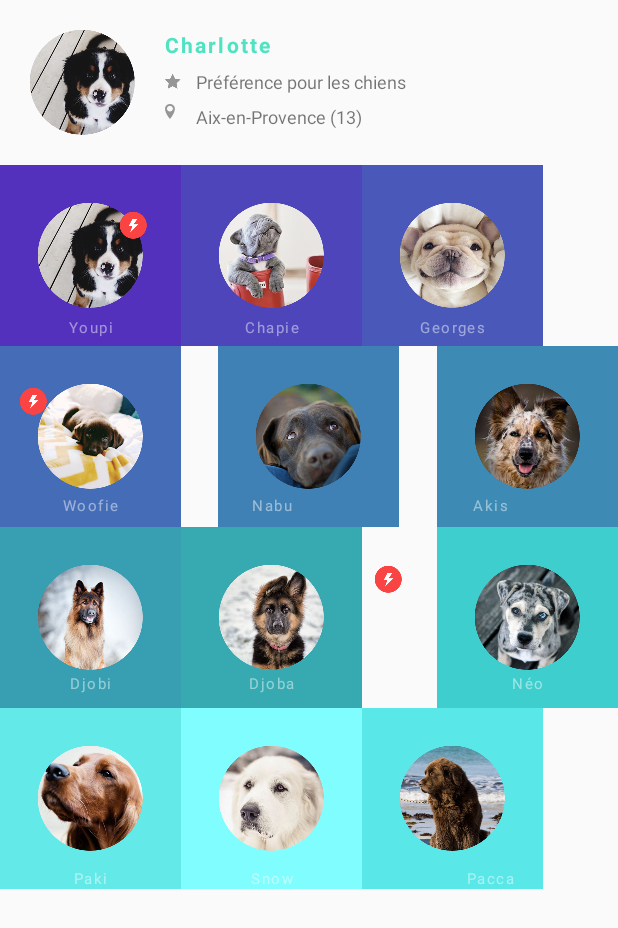
After one commit to ClaireCanella/MobileProjectSPAE06, an Android app: the UserDogProfile screen opened directly, with no data from a screen before it, on a phone screen of 412 x 824 dp. The commit adds this screen. Shown: the top 928 px of the screen. Run offline under Robolectric (Android 15) with nearby library versions, the phone set to English and light mode, and no system bars.

Commit message:
beginning inte user_dog_profile

```diff
--- /dev/null
+++ b/app/src/main/java/com/claire/mobileprojectspae06/UI/activities/UserDogProfile.java
@@ -0,0 +1,20 @@
+package com.claire.mobileprojectspae06.UI.activities;
+
+import android.os.Bundle;
+import android.support.design.widget.FloatingActionButton;
+import android.support.design.widget.Snackbar;
+import android.support.v7.app.AppCompatActivity;
+import android.support.v7.widget.Toolbar;
+import android.view.View;
+
+import com.claire.mobileprojectspae06.R;
+
+public class UserDogProfile extends AppCompatActivity {
+
+    @Override
+    protected void onCreate(Bundle savedInstanceState) {
+        super.onCreate(savedInstanceState);
+        setContentView(R.layout.activity_user_dog_profile);
+    }
+
+}
--- /dev/null
+++ b/app/src/main/res/layout/activity_user_dog_profile.xml
@@ -0,0 +1,14 @@
+<?xml version="1.0" encoding="utf-8"?>
+<android.support.design.widget.CoordinatorLayout xmlns:android="http://schemas.android.com/apk/res/android"
+    xmlns:app="http://schemas.android.com/apk/res-auto"
+    xmlns:tools="http://schemas.android.com/tools"
+    android:layout_width="match_parent"
+    android:layout_height="match_parent"
+    android:fitsSystemWindows="true"
+    android:background="#fafafa"
+    tools:context=".UI.activities.UserDogProfile">
+
+    <include layout="@layout/content_user_dog_profile" />
+
+
+</android.support.design.widget.CoordinatorLayout>
--- /dev/null
+++ b/app/src/main/res/layout/content_user_dog_profile.xml
@@ -0,0 +1,452 @@
+<?xml version="1.0" encoding="utf-8"?>
+<RelativeLayout xmlns:android="http://schemas.android.com/apk/res/android"
+    xmlns:app="http://schemas.android.com/apk/res-auto"
+    xmlns:tools="http://schemas.android.com/tools"
+    android:layout_width="match_parent"
+    android:layout_height="match_parent"
+    app:layout_behavior="@string/appbar_scrolling_view_behavior"
+    tools:context=".UI.activities.UserDogProfile"
+    tools:showIn="@layout/activity_user_dog_profile">
+
+
+    <android.support.v4.widget.NestedScrollView
+        android:layout_width="wrap_content"
+        android:layout_height="wrap_content">
+
+        <RelativeLayout
+            android:layout_width="wrap_content"
+            android:layout_height="wrap_content">
+
+            <ImageView
+                android:id="@+id/username"
+                android:layout_width="wrap_content"
+                android:layout_height="wrap_content"
+                android:layout_margin="20dp"
+                android:src="@drawable/img_youpi" />
+
+            <TextView
+                android:id="@+id/textView3"
+                android:layout_width="wrap_content"
+                android:layout_height="wrap_content"
+                android:layout_alignTop="@+id/username"
+                android:layout_toEndOf="@+id/username"
+                android:layout_toRightOf="@+id/username"
+                android:letterSpacing="0.1"
+                android:text="@string/username1"
+                android:textColor="@color/colorApp"
+                android:textStyle="bold" />
+
+            <!-- pet's preference -->
+            <ImageView
+                android:id="@+id/imageView"
+                android:layout_width="wrap_content"
+                android:layout_height="wrap_content"
+                android:layout_below="@+id/textView3"
+                android:layout_marginTop="10dp"
+                android:layout_toEndOf="@+id/username"
+                android:layout_toRightOf="@+id/username"
+                android:src="@drawable/pref" />
+
+            <TextView
+                android:id="@+id/favoritepet"
+                android:layout_width="wrap_content"
+                android:layout_height="wrap_content"
+                android:layout_alignBottom="@+id/imageView"
+                android:layout_marginBottom="-3dp"
+                android:layout_marginLeft="10dp"
+                android:layout_marginStart="10dp"
+                android:layout_toEndOf="@+id/imageView"
+                android:layout_toRightOf="@+id/imageView"
+                android:text="@string/favoritedog"
+                android:textSize="12sp" />
+
+
+            <!-- user location -->
+            <ImageView
+                android:id="@+id/imageViewLocation"
+                android:layout_width="wrap_content"
+                android:layout_height="wrap_content"
+                android:layout_below="@+id/favoritepet"
+                android:layout_marginTop="10dp"
+                android:layout_toEndOf="@+id/username"
+                android:layout_toRightOf="@+id/username"
+                android:src="@drawable/location_user" />
+
+            <TextView
+                android:id="@+id/userlocation"
+                android:layout_width="wrap_content"
+                android:layout_height="wrap_content"
+                android:layout_alignLeft="@+id/favoritepet"
+                android:layout_alignStart="@+id/favoritepet"
+                android:layout_alignTop="@+id/imageViewLocation"
+                android:text="@string/userlocation"
+                android:textSize="12sp" />
+
+
+            <!-- PET1 -->
+            <ImageView
+                android:id="@+id/pet1"
+                android:layout_width="wrap_content"
+                android:layout_height="wrap_content"
+                android:layout_alignParentLeft="true"
+                android:layout_alignParentStart="true"
+                android:layout_below="@+id/username"
+                android:background="@color/bgpet1"
+                android:padding="25dp"
+                android:src="@drawable/img_youpi" />
+
+            <ImageView
+                android:layout_width="wrap_content"
+                android:layout_height="wrap_content"
+                android:src="@drawable/notif_urgent"
+                android:layout_marginTop="31dp"
+                android:layout_alignTop="@+id/pet1"
+                android:layout_toLeftOf="@+id/imageViewLocation"
+                android:layout_toStartOf="@+id/imageViewLocation"
+                android:layout_marginRight="12dp"
+                android:layout_marginEnd="12dp"
+                android:id="@+id/imageView2" />
+
+            <TextView
+                android:id="@+id/petname1"
+                android:layout_width="wrap_content"
+                android:layout_height="wrap_content"
+                android:layout_alignBottom="@+id/pet1"
+                android:layout_alignEnd="@+id/pet1"
+                android:layout_alignParentLeft="true"
+                android:layout_alignParentStart="true"
+                android:layout_alignRight="@+id/pet1"
+                android:layout_marginBottom="5dp"
+                android:letterSpacing="0.1"
+                android:text="@string/petname1"
+                android:textAlignment="center"
+                android:textColor="@color/white_opacity"
+                android:textSize="10sp" />
+
+
+            <!-- PET2 -->
+            <ImageView
+                android:id="@+id/pet2"
+                android:layout_width="wrap_content"
+                android:layout_height="wrap_content"
+                android:layout_alignTop="@+id/pet1"
+                android:layout_toEndOf="@+id/pet1"
+                android:layout_toRightOf="@+id/pet1"
+                android:background="@color/bgpet2"
+                android:padding="25dp"
+                android:src="@drawable/img_chapie" />
+
+            <TextView
+                android:id="@+id/petname2"
+                android:layout_width="wrap_content"
+                android:layout_height="wrap_content"
+                android:layout_alignBottom="@+id/pet1"
+                android:layout_alignEnd="@+id/pet2"
+                android:layout_alignRight="@+id/pet2"
+                android:layout_marginBottom="5dp"
+                android:layout_toEndOf="@+id/pet1"
+                android:layout_toRightOf="@+id/pet1"
+                android:letterSpacing="0.1"
+                android:text="@string/petname2"
+                android:textAlignment="center"
+                android:textColor="@color/white_opacity"
+                android:textSize="10sp" />
+
+            <!-- PET3 -->
+            <ImageView
+                android:id="@+id/pet3"
+                android:layout_width="wrap_content"
+                android:layout_height="wrap_content"
+                android:layout_alignTop="@+id/pet2"
+                android:layout_toEndOf="@+id/pet2"
+                android:layout_toRightOf="@+id/pet2"
+                android:background="@color/bgpet3"
+                android:padding="25dp"
+                android:src="@drawable/img_georges" />
+
+            <TextView
+                android:id="@+id/petname3"
+                android:layout_width="wrap_content"
+                android:layout_height="wrap_content"
+                android:layout_alignBottom="@+id/pet2"
+                android:layout_alignEnd="@+id/pet3"
+                android:layout_alignRight="@+id/pet3"
+                android:layout_marginBottom="5dp"
+                android:layout_toEndOf="@+id/pet2"
+                android:layout_toRightOf="@+id/pet2"
+                android:letterSpacing="0.1"
+                android:text="@string/petname3"
+                android:textAlignment="center"
+                android:textColor="@color/white_opacity"
+                android:textSize="10sp" />
+
+            <!-- PET4 -->
+            <ImageView
+                android:id="@+id/pet4"
+                android:layout_width="wrap_content"
+                android:layout_height="wrap_content"
+                android:layout_alignParentLeft="true"
+                android:layout_alignParentStart="true"
+                android:layout_below="@+id/pet1"
+                android:background="@color/bgpet4"
+                android:padding="25dp"
+                android:src="@drawable/img_woofie" />
+
+            <TextView
+                android:id="@+id/petname4"
+                android:layout_width="wrap_content"
+                android:layout_height="wrap_content"
+                android:layout_alignBottom="@+id/pet4"
+                android:layout_alignEnd="@+id/imageView"
+                android:layout_alignParentLeft="true"
+                android:layout_alignParentStart="true"
+                android:layout_alignRight="@+id/imageView"
+                android:layout_marginBottom="7dp"
+                android:letterSpacing="0.1"
+                android:text="@string/petname4"
+                android:textAlignment="center"
+                android:textColor="@color/white_opacity"
+                android:textSize="10sp" />
+
+            <!-- PET5 -->
+            <ImageView
+                android:id="@+id/pet5"
+                android:layout_width="wrap_content"
+                android:layout_height="wrap_content"
+                android:layout_alignTop="@+id/pet4"
+                android:layout_centerHorizontal="true"
+                android:background="@color/bgpet5"
+                android:padding="25dp"
+                android:src="@drawable/img_nabu" />
+
+            <TextView
+                android:id="@+id/petname5"
+                android:layout_width="wrap_content"
+                android:layout_height="wrap_content"
+                android:layout_alignEnd="@+id/userlocation"
+                android:layout_alignRight="@+id/userlocation"
+                android:layout_alignTop="@+id/petname4"
+                android:layout_toEndOf="@+id/petname4"
+                android:layout_toRightOf="@+id/petname4"
+                android:letterSpacing="0.1"
+                android:text="@string/petname5"
+                android:textAlignment="center"
+                android:textColor="@color/white_opacity"
+                android:textSize="10sp" />
+
+            <!-- PET6 -->
+            <ImageView
+                android:id="@+id/pet6"
+                android:layout_width="wrap_content"
+                android:layout_height="wrap_content"
+                android:layout_alignParentEnd="true"
+                android:layout_alignParentRight="true"
+                android:layout_below="@+id/pet3"
+                android:background="@color/bgpet6"
+                android:padding="25dp"
+                android:src="@drawable/img_akis" />
+
+            <ImageView
+                android:layout_width="wrap_content"
+                android:layout_height="wrap_content"
+                android:src="@drawable/notif_urgent"
+                android:layout_below="@+id/pet3"
+                android:layout_alignLeft="@+id/snap"
+                android:layout_alignStart="@+id/snap"
+                android:layout_marginLeft="13dp"
+                android:layout_marginStart="13dp"
+                android:layout_marginTop="28dp" />
+
+            <TextView
+                android:id="@+id/petname6"
+                android:layout_width="wrap_content"
+                android:layout_height="wrap_content"
+                android:letterSpacing="0.1"
+                android:text="@string/petname6"
+                android:textAlignment="center"
+                android:textColor="@color/white_opacity"
+                android:textSize="10sp"
+                android:layout_alignTop="@+id/petname5"
+                android:layout_toRightOf="@+id/userlocation"
+                android:layout_alignParentRight="true"
+                android:layout_alignParentEnd="true" />
+
+            <!-- PET7 -->
+            <ImageView
+                android:id="@+id/pet7"
+                android:layout_width="wrap_content"
+                android:layout_height="wrap_content"
+                android:layout_alignParentLeft="true"
+                android:layout_alignParentStart="true"
+                android:layout_below="@+id/petname4"
+                android:background="@color/bgpet7"
+                android:padding="25dp"
+                android:src="@drawable/img_djobi" />
+
+            <TextView
+                android:id="@+id/petname7"
+                android:layout_width="wrap_content"
+                android:layout_height="wrap_content"
+                android:layout_alignBottom="@+id/pet7"
+                android:layout_alignEnd="@+id/pet7"
+                android:layout_alignParentLeft="true"
+                android:layout_alignParentStart="true"
+                android:layout_alignRight="@+id/pet7"
+                android:layout_marginBottom="9dp"
+                android:letterSpacing="0.1"
+                android:text="@string/petname7"
+                android:textAlignment="center"
+                android:textColor="@color/white_opacity"
+                android:textSize="10sp" />
+
+            <!-- PET8 -->
+            <ImageView
+                android:id="@+id/pet8"
+                android:layout_width="wrap_content"
+                android:layout_height="wrap_content"
+                android:layout_below="@+id/pet5"
+                android:layout_toEndOf="@+id/pet4"
+                android:layout_toRightOf="@+id/pet4"
+                android:background="@color/bgpet8"
+                android:padding="25dp"
+                android:src="@drawable/img_djoba" />
+
+            <ImageView
+                android:layout_width="wrap_content"
+                android:layout_height="wrap_content"
+                android:src="@drawable/notif_urgent"
+                android:layout_alignTop="@+id/pet8"
+                android:layout_toLeftOf="@+id/pet9"
+                android:layout_toStartOf="@+id/pet9"
+                android:layout_marginRight="23dp"
+                android:layout_marginEnd="23dp"
+                android:layout_marginTop="26dp" />
+
+            <TextView
+                android:id="@+id/petname8"
+                android:layout_width="wrap_content"
+                android:layout_height="wrap_content"
+                android:layout_alignEnd="@+id/pet8"
+                android:layout_alignRight="@+id/pet8"
+                android:layout_alignTop="@+id/petname7"
+                android:layout_toRightOf="@+id/pet7"
+                android:letterSpacing="0.1"
+                android:text="@string/petname8"
+                android:textAlignment="center"
+                android:textColor="@color/white_opacity"
+                android:textSize="10sp" />
+
+            <!-- PET9 -->
+            <ImageView
+                android:id="@+id/pet9"
+                android:layout_width="wrap_content"
+                android:layout_height="wrap_content"
+                android:layout_alignParentEnd="true"
+                android:layout_alignParentRight="true"
+                android:layout_alignTop="@+id/pet8"
+                android:background="@color/bgpet9"
+                android:padding="25dp"
+                android:src="@drawable/img_neo" />
+
+            <TextView
+                android:id="@+id/petname9"
+                android:layout_width="wrap_content"
+                android:layout_height="wrap_content"
+                android:layout_alignLeft="@+id/pet9"
+                android:layout_alignParentEnd="true"
+                android:layout_alignParentRight="true"
+                android:layout_alignStart="@+id/pet9"
+                android:layout_alignTop="@+id/petname8"
+                android:letterSpacing="0.1"
+                android:text="@string/petname9"
+                android:textAlignment="center"
+                android:textColor="@color/white_opacity"
+                android:textSize="10sp" />
+
+            <!-- PET10 -->
+            <ImageView
+                android:id="@+id/pet10"
+                android:layout_width="wrap_content"
+                android:layout_height="wrap_content"
+                android:layout_below="@+id/pet7"
+                android:layout_toLeftOf="@+id/favoritepet"
+                android:layout_toStartOf="@+id/favoritepet"
+                android:background="@color/bgpet10"
+                android:padding="25dp"
+                android:src="@drawable/img_paki" />
+            <TextView
+                android:id="@+id/petname10"
+                android:layout_width="wrap_content"
+                android:layout_height="wrap_content"
+                android:letterSpacing="0.1"
+                android:text="@string/petname10"
+                android:textAlignment="center"
+                android:textColor="@color/white_opacity"
+                android:textSize="10sp"
+                android:layout_alignParentBottom="true"
+                android:layout_alignRight="@+id/imageView"
+                android:layout_alignEnd="@+id/imageView"
+                android:layout_marginBottom="38dp"
+                android:layout_alignLeft="@+id/pet10"
+                android:layout_alignStart="@+id/pet10" />
+
+            <!-- PET11 -->
+            <ImageView
+                android:id="@+id/pet11"
+                android:layout_width="wrap_content"
+                android:layout_height="wrap_content"
+                android:background="@color/bgpet11"
+                android:padding="25dp"
+                android:src="@drawable/img_snow"
+                android:layout_alignParentBottom="true"
+                android:layout_toRightOf="@+id/pet10"
+                android:layout_toEndOf="@+id/pet10" />
+            <TextView
+                android:id="@+id/petname11"
+                android:layout_width="wrap_content"
+                android:layout_height="wrap_content"
+                android:letterSpacing="0.1"
+                android:text="@string/petname11"
+                android:textAlignment="center"
+                android:textColor="@color/white_opacity"
+                android:textSize="10sp"
+                android:layout_alignParentBottom="true"
+                android:layout_marginBottom="38dp"
+                android:layout_alignLeft="@+id/pet11"
+                android:layout_alignStart="@+id/pet11"
+                android:layout_alignRight="@+id/pet8"
+                android:layout_alignEnd="@+id/pet8" />
+
+            <!-- PET12 -->
+            <ImageView
+                android:id="@+id/pet12"
+                android:layout_width="wrap_content"
+                android:layout_height="wrap_content"
+                android:background="@color/bgpet12"
+                android:padding="25dp"
+                android:src="@drawable/img_pacca"
+                android:layout_alignParentBottom="true"
+                android:layout_toRightOf="@+id/pet8"
+                android:layout_toEndOf="@+id/pet8" />
+            <TextView
+                android:id="@+id/petname12"
+                android:layout_width="wrap_content"
+                android:layout_height="wrap_content"
+                android:letterSpacing="0.1"
+                android:text="@string/petname12"
+                android:textAlignment="center"
+                android:textColor="@color/white_opacity"
+                android:textSize="10sp"
+                android:layout_alignParentBottom="true"
+                android:layout_marginBottom="38dp"
+                android:layout_alignLeft="@+id/pet12"
+                android:layout_alignStart="@+id/pet12"
+                android:layout_alignRight="@+id/pet9"
+                android:layout_alignEnd="@+id/pet9" />
+
+
+        </RelativeLayout>
+
+    </android.support.v4.widget.NestedScrollView>
+
+</RelativeLayout>
--- a/app/src/main/res/values/strings.xml
+++ b/app/src/main/res/values/strings.xml
@@ -44,4 +44,5 @@
     <string name="petname10">Paki</string>
     <string name="petname11">Snow</string>
     <string name="petname12">Pacca</string>
+    <string name="title_activity_user_dog_profile">userDogProfile</string>
 </resources>
```
Also changed, not shown: app/src/main/AndroidManifest.xml (+10 -9 lines).
